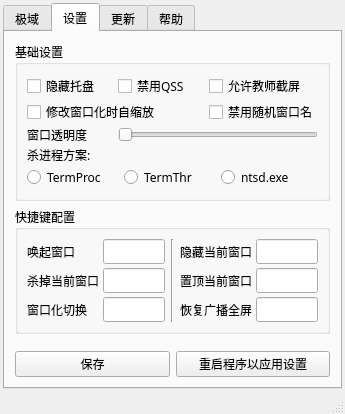
Qt form libs/NTD.ui (LYXOfficial/NoTopDomain) before a commit.
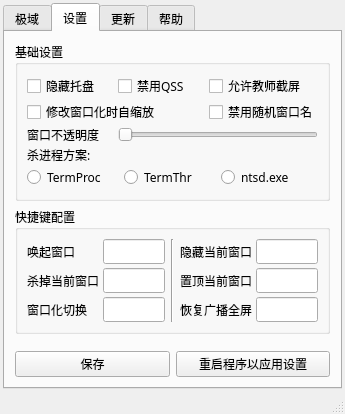
The same form after that commit. The open tabs and pages were chosen to show the change.

```diff
--- a/libs/NTD.ui
+++ b/libs/NTD.ui
@@ -611,7 +611,7 @@
            <item row="7" column="0">
             <widget class="QLabel" name="label_16">
              <property name="text">
-              <string>窗口透明度</string>
+              <string>窗口不透明度</string>
              </property>
             </widget>
            </item>
```
